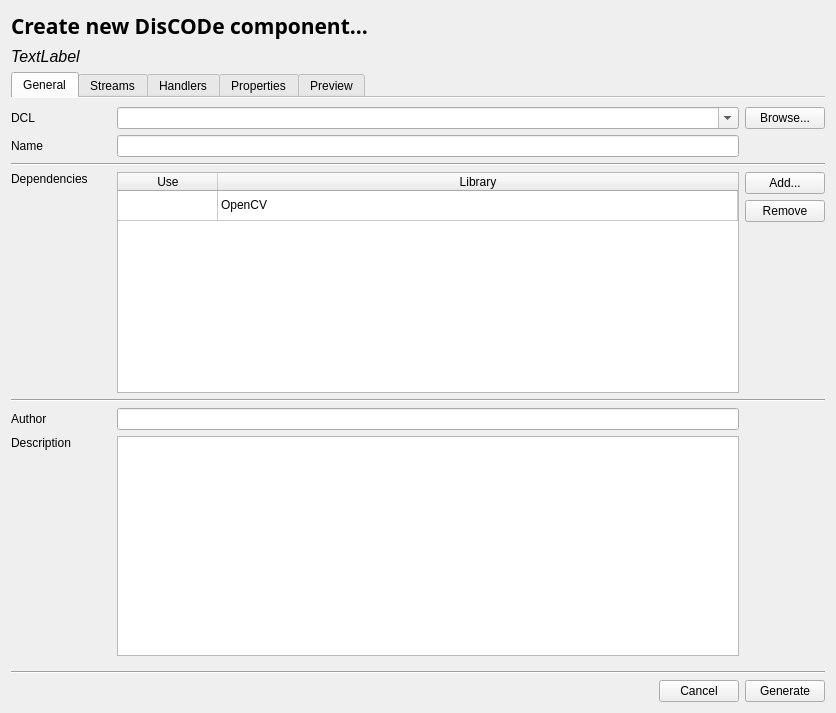
Above: src/Tools/diswizard.ui from maciek-slon/DisCODe before the change. Below: the same form after it.
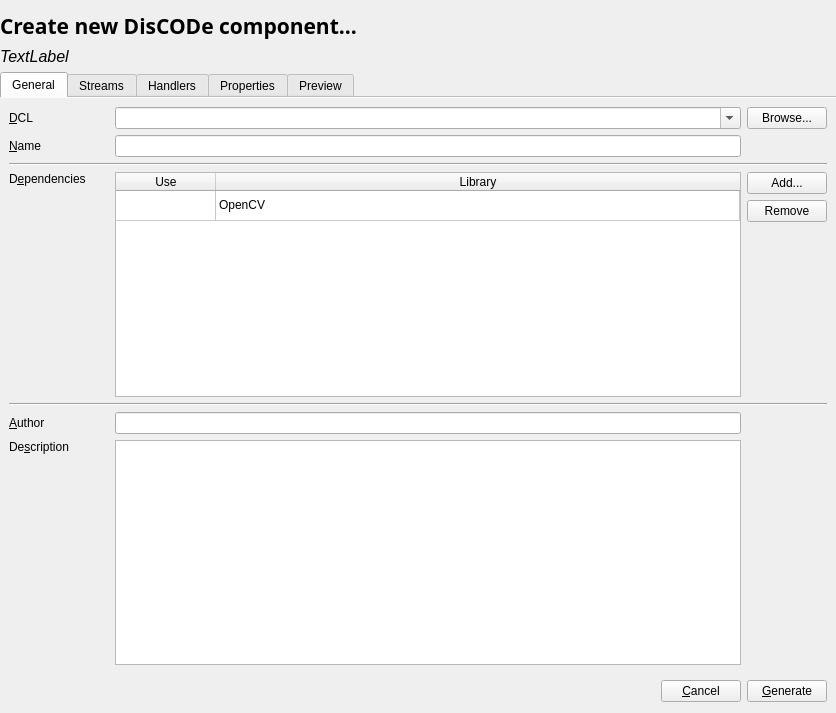
That is the form after the change.

```diff
--- a/src/Tools/diswizard.ui
+++ b/src/Tools/diswizard.ui
@@ -13,9 +13,50 @@
   <property name="windowTitle">
    <string>DisCODe wizard</string>
   </property>
+  <property name="styleSheet">
+   <string notr="true">QWidget[objectName=&quot;Form&quot;] {
+	background-color: palette(light);
+}</string>
+  </property>
   <layout class="QGridLayout" name="gridLayout_2">
+   <property name="leftMargin">
+    <number>0</number>
+   </property>
+   <property name="rightMargin">
+    <number>0</number>
+   </property>
    <item row="2" column="0">
     <widget class="QTabWidget" name="tabWidget">
+     <property name="styleSheet">
+      <string notr="true"> QTabWidget::tab-bar {
+
+ }
+
+QTabBar::tab {
+    border: 1px solid #C4C4C3;
+    border-bottom-color: palette(dark);
+    border-top-left-radius: 4px;
+    border-top-right-radius: 4px;
+    padding: 3px 6px;
+    margin-left: 9px;
+	margin-right: -6px;
+	background-color: palette(button);
+}
+
+QTabBar::tab:selected {
+    background-color: palette(button);
+    border-bottom-style: none;
+}
+
+QTabWidget&gt;QWidget {
+	background-color: palette(light);
+	border-bottom: 2px sunken;
+}
+
+QTabWidget&gt;QWidget&gt;QWidget {
+	background-color: palette(button);
+}</string>
+     </property>
      <property name="tabShape">
       <enum>QTabWidget::Rounded</enum>
      </property>
@@ -30,20 +71,17 @@
        <string>General</string>
       </attribute>
       <layout class="QGridLayout" name="gridLayout_5" columnminimumwidth="100,0,0">
-       <property name="leftMargin">
-        <number>0</number>
-       </property>
-       <property name="rightMargin">
-        <number>0</number>
-       </property>
        <item row="3" column="0">
         <widget class="QLabel" name="label_3">
          <property name="text">
-          <string>Dependencies</string>
+          <string>D&amp;ependencies</string>
          </property>
          <property name="alignment">
           <set>Qt::AlignLeading|Qt::AlignLeft|Qt::AlignTop</set>
          </property>
+         <property name="buddy">
+          <cstring>tblDependencies</cstring>
+         </property>
         </widget>
        </item>
        <item row="4" column="0" colspan="3">
@@ -56,15 +94,21 @@
        <item row="0" column="0">
         <widget class="QLabel" name="label">
          <property name="text">
-          <string>DCL</string>
+          <string>&amp;DCL</string>
          </property>
          <property name="alignment">
           <set>Qt::AlignLeading|Qt::AlignLeft|Qt::AlignVCenter</set>
          </property>
+         <property name="buddy">
+          <cstring>cbDCL</cstring>
+         </property>
         </widget>
        </item>
        <item row="3" column="1">
         <widget class="QTableWidget" name="tblDependencies">
+         <property name="tabKeyNavigation">
+          <bool>false</bool>
+         </property>
          <attribute name="horizontalHeaderStretchLastSection">
           <bool>true</bool>
          </attribute>
@@ -148,7 +192,10 @@
        <item row="5" column="0">
         <widget class="QLabel" name="label_10">
          <property name="text">
-          <string>Author</string>
+          <string>&amp;Author</string>
+         </property>
+         <property name="buddy">
+          <cstring>lineEdit</cstring>
          </property>
         </widget>
        </item>
@@ -162,11 +209,14 @@
        <item row="1" column="0">
         <widget class="QLabel" name="label_2">
          <property name="text">
-          <string>Name</string>
+          <string>&amp;Name</string>
          </property>
          <property name="alignment">
           <set>Qt::AlignLeading|Qt::AlignLeft|Qt::AlignVCenter</set>
          </property>
+         <property name="buddy">
+          <cstring>edName</cstring>
+         </property>
         </widget>
        </item>
        <item row="0" column="2">
@@ -178,6 +228,9 @@
        </item>
        <item row="6" column="1">
         <widget class="QTextEdit" name="textEdit">
+         <property name="tabChangesFocus">
+          <bool>true</bool>
+         </property>
          <property name="acceptRichText">
           <bool>false</bool>
          </property>
@@ -186,11 +239,14 @@
        <item row="6" column="0">
         <widget class="QLabel" name="label_11">
          <property name="text">
-          <string>Description</string>
+          <string>De&amp;scription</string>
          </property>
          <property name="alignment">
           <set>Qt::AlignLeading|Qt::AlignLeft|Qt::AlignTop</set>
          </property>
+         <property name="buddy">
+          <cstring>textEdit</cstring>
+         </property>
         </widget>
        </item>
       </layout>
@@ -200,12 +256,6 @@
        <string>Streams</string>
       </attribute>
       <layout class="QGridLayout" name="gridLayout_3" columnminimumwidth="100,0,0">
-       <property name="leftMargin">
-        <number>0</number>
-       </property>
-       <property name="rightMargin">
-        <number>0</number>
-       </property>
        <item row="0" column="0">
         <widget class="QLabel" name="label_4">
          <property name="text">
@@ -370,12 +420,6 @@
        <string>Handlers</string>
       </attribute>
       <layout class="QGridLayout" name="gridLayout" columnminimumwidth="100,0,0">
-       <property name="leftMargin">
-        <number>0</number>
-       </property>
-       <property name="rightMargin">
-        <number>0</number>
-       </property>
        <item row="0" column="1">
         <widget class="QTableWidget" name="tblEvents">
          <attribute name="horizontalHeaderStretchLastSection">
@@ -515,12 +559,6 @@
        <string>Properties</string>
       </attribute>
       <layout class="QGridLayout" name="gridLayout_4" columnminimumwidth="100,0,0">
-       <property name="leftMargin">
-        <number>0</number>
-       </property>
-       <property name="rightMargin">
-        <number>0</number>
-       </property>
        <item row="0" column="0">
         <widget class="QLabel" name="label_8">
          <property name="text">
@@ -611,14 +649,13 @@
     </widget>
    </item>
    <item row="3" column="0">
-    <widget class="Line" name="line">
-     <property name="orientation">
-      <enum>Qt::Horizontal</enum>
-     </property>
-    </widget>
-   </item>
-   <item row="4" column="0">
     <layout class="QHBoxLayout" name="horizontalLayout">
+     <property name="leftMargin">
+      <number>9</number>
+     </property>
+     <property name="rightMargin">
+      <number>9</number>
+     </property>
      <item>
       <spacer name="horizontalSpacer">
        <property name="orientation">
@@ -635,14 +672,14 @@
      <item>
       <widget class="QPushButton" name="btnCancel">
        <property name="text">
-        <string>Cancel</string>
+        <string>&amp;Cancel</string>
        </property>
       </widget>
      </item>
      <item>
       <widget class="QPushButton" name="btnGenerate">
        <property name="text">
-        <string>Generate</string>
+        <string>&amp;Generate</string>
        </property>
       </widget>
      </item>
```
Left out of the diff: 28 changed lines with no effect on the pictures.
